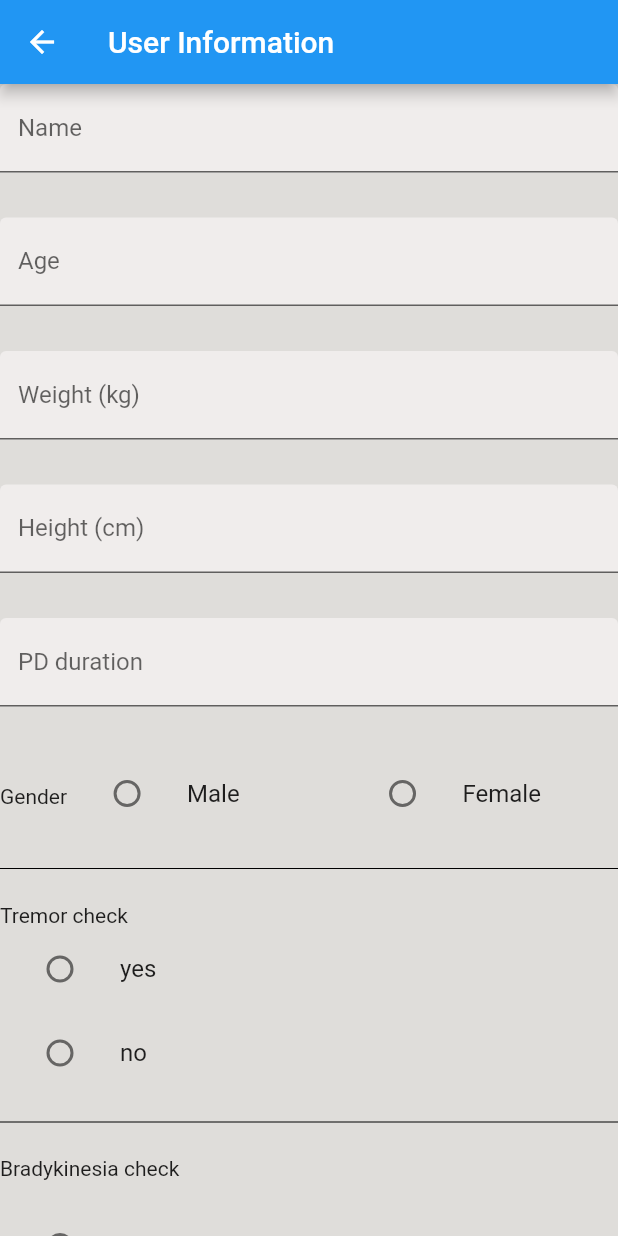
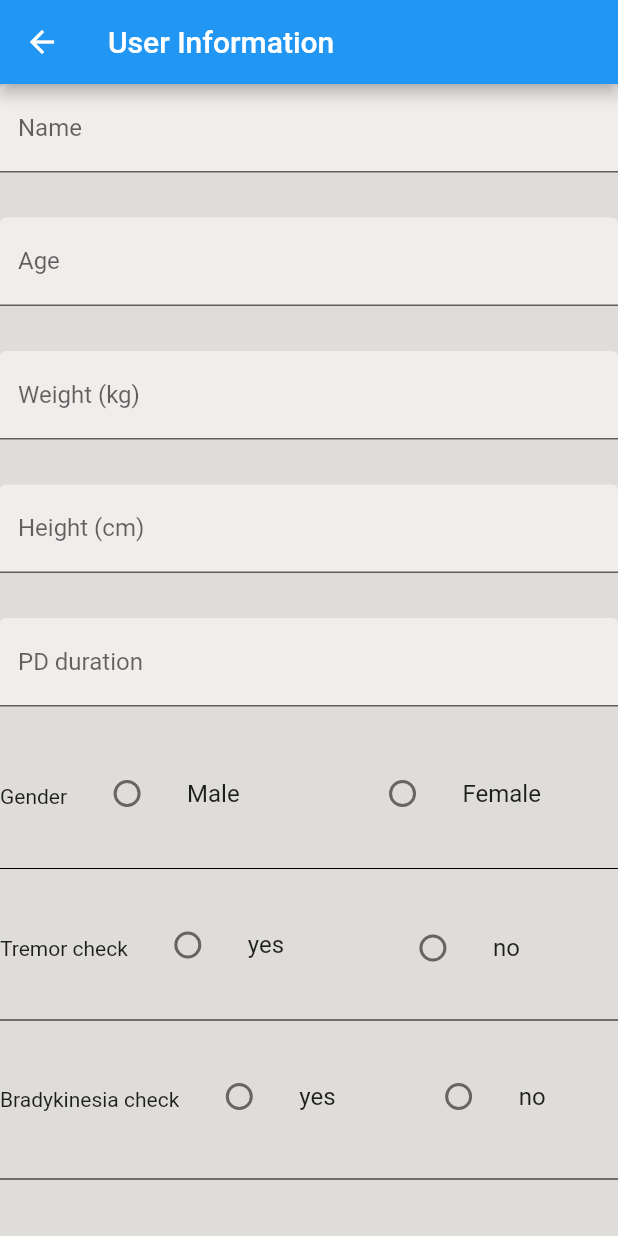
Before and after one commit to Barhm7/Track_PD, a Flutter app: the InfoTake screen opened directly, on a phone screen of 412 x 824 dp. Run offline on Flutter 3.47's test engine with Material 2 defaults, Android fonts, the phone set to English and light mode, and no system bars; our stand-ins replace firebase_auth, firebase_core, sensors_plus; accounts and stored records are empty.

Commit message:
add ios and m in info_take

```diff
--- a/lib/Pages/info_take.dart
+++ b/lib/Pages/info_take.dart
@@ -12,8 +12,6 @@ class InfoTake extends StatefulWidget {
 }
 
 class _InfoTakeState extends State<InfoTake> {
-  final _formKey = GlobalKey<FormState>();
-  final _formData = <String, dynamic>{};
   late String _gender = "";
   late String Tremor = "";
   late String Bradykinesia = "";
@@ -98,8 +96,13 @@ class _InfoTakeState extends State<InfoTake> {
               color: Colors.black,
             ),
             const SizedBox(height: 15.0),
+            Row(
+              children: [
                 const Text('Tremor check'),
-            ListTile(
+                Expanded(
+                  child: SizedBox(
+                    height: 60.0,
+                    child: ListTile(
                       title: const Text("yes"),
                       leading: Radio(
                         value: "yes",
@@ -111,7 +114,11 @@ class _InfoTakeState extends State<InfoTake> {
                         },
                       ),
                     ),
-            ListTile(
+                  ),
+                ),
+                Expanded(
+                  child: SizedBox(
+                    child: ListTile(
                       title: const Text("no"),
                       leading: Radio(
                         value: "no",
@@ -123,14 +130,23 @@ class _InfoTakeState extends State<InfoTake> {
                         },
                       ),
                     ),
+                  ),
+                ),
+              ],
+            ),
             const SizedBox(height: 10.0),
             const Divider(
               color: Colors.black,
             ),
             const SizedBox(height: 15.0),
+            Row(
+              children: [
                 const Text('Bradykinesia check'),
                 const SizedBox(height: 16.0),
-            ListTile(
+                Expanded(
+                  child: SizedBox(
+                    height: 60.0,
+                    child: ListTile(
                       title: const Text("yes"),
                       leading: Radio(
                         value: "yes",
@@ -142,7 +158,12 @@ class _InfoTakeState extends State<InfoTake> {
                         },
                       ),
                     ),
-            ListTile(
+                  ),
+                ),
+                Expanded(
+                  child: SizedBox(
+                    height: 60.0,
+                    child: ListTile(
                       title: const Text("no"),
                       leading: Radio(
                         value: "no",
@@ -154,14 +175,23 @@ class _InfoTakeState extends State<InfoTake> {
                         },
                       ),
                     ),
+                  ),
+                ),
+              ],
+            ),
             const SizedBox(height: 15.0),
             const Divider(
               color: Colors.black,
             ),
             const SizedBox(height: 15.0),
+            Row(
+              children: [
                 const Text('Dyskinesia check'),
                 const SizedBox(height: 16.0),
-            ListTile(
+                Expanded(
+                  child: SizedBox(
+                    height: 60.0,
+                    child: ListTile(
                       title: const Text("yes"),
                       leading: Radio(
                         value: "yes",
@@ -173,7 +203,12 @@ class _InfoTakeState extends State<InfoTake> {
                         },
                       ),
                     ),
-            ListTile(
+                  ),
+                ),
+                Expanded(
+                  child: SizedBox(
+                    height: 60.0,
+                    child: ListTile(
                       title: const Text("no"),
                       leading: Radio(
                         value: "no",
@@ -185,7 +220,10 @@ class _InfoTakeState extends State<InfoTake> {
                         },
                       ),
                     ),
-            const SizedBox(height: 16.0),
+                  ),
+                ),
+              ],
+            ),
           ],
         ),
       ),
```
Also changed, not shown: 1 other file. Lines whose indentation alone changed are shown as unchanged.
